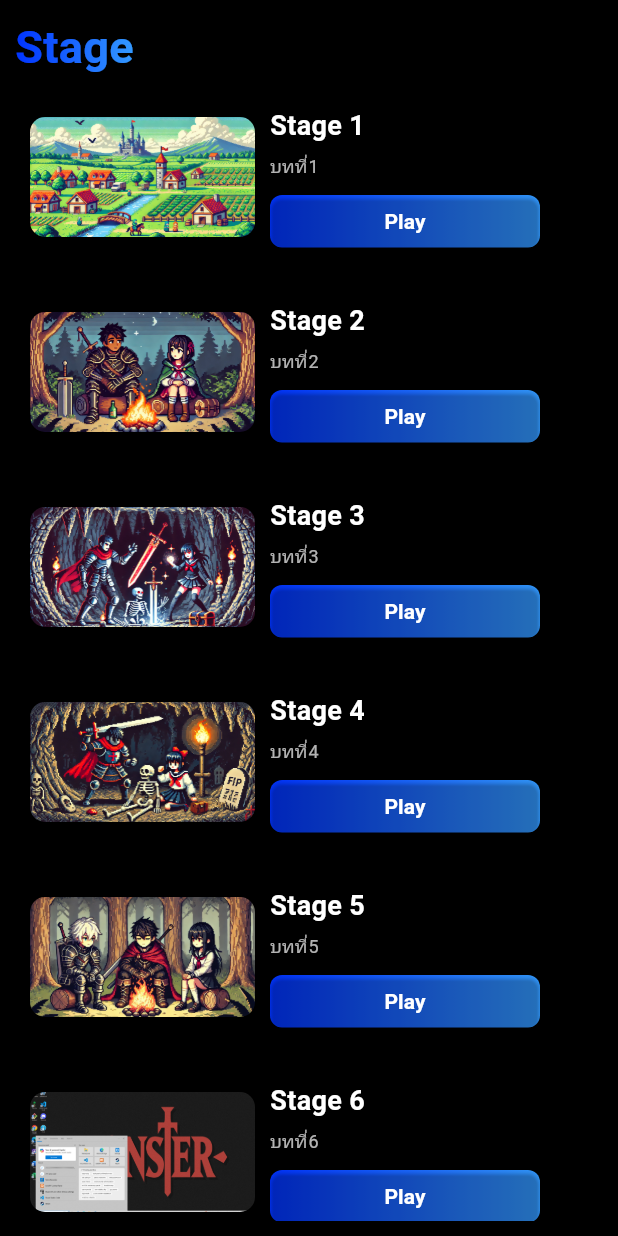
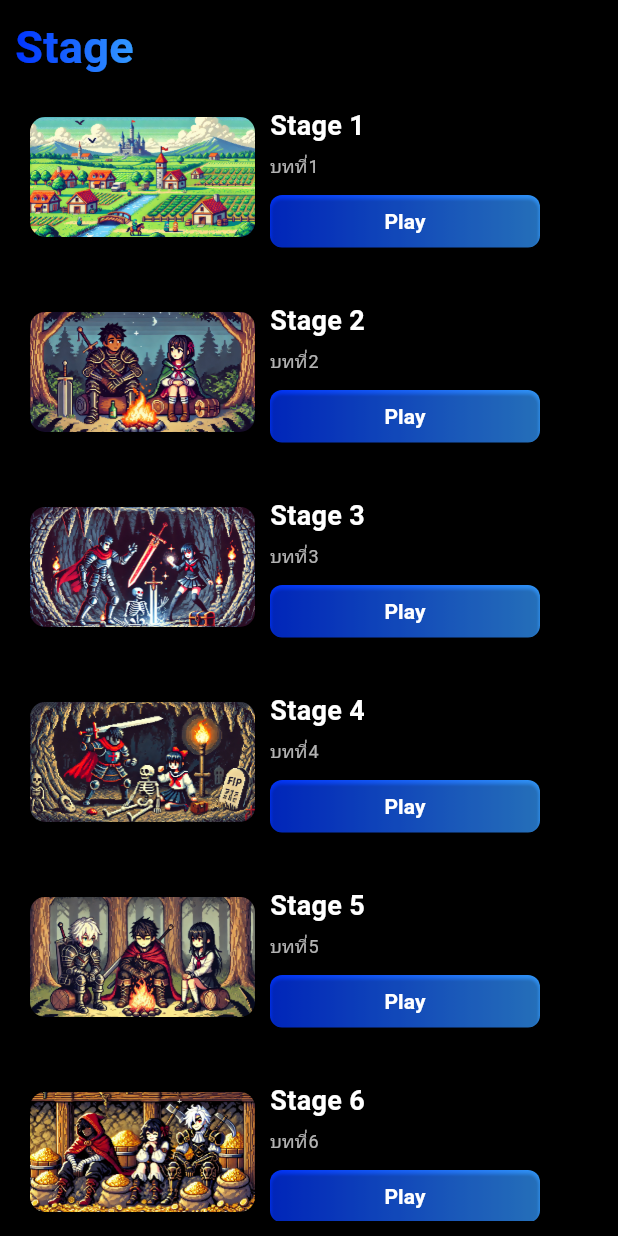
Before and after one commit to Tinz2/codecraft2.0, a Flutter app: the Stage screen opened directly, on a phone screen of 412 x 824 dp. Run offline on Flutter 3.47's test engine with Material 3 defaults, Android fonts, the phone set to English and light mode, and no system bars; our stand-ins replace cloud_firestore, firebase_auth, firebase_core, firebase_database, firebase_storage, image_picker; accounts and stored records are empty.

Commit message:
เพิ่มรูป bg6-10 แก้ไขรูปเนื้อเรื่อง 1 รูป

```diff
--- a/lib/stage.dart
+++ b/lib/stage.dart
@@ -44,31 +44,31 @@ class Stage extends StatelessWidget {
       "screen": Stage5()
     },
     {
-      "image": "assets/1.png",
+      "image": "assets/bgstage/bg6.png",
       "title": "Stage 6",
       "description": "บทที่6",
       "screen": Stage6()
     },
     {
-      "image": "assets/1.png",
+      "image": "assets/bgstage/bg7.png",
       "title": "Stage 7",
       "description": "บทที่7",
       "screen": Stage7()
     },
     {
-      "image": "assets/1.png",
+      "image": "assets/bgstage/bg8.png",
       "title": "Stage 8",
       "description": "บทที่8",
       "screen": Stage8()
     },
     {
-      "image": "assets/1.png",
+      "image": "assets/bgstage/bg9.png",
       "title": "Stage 9",
       "description": "บทที่9",
       "screen": Stage9()
     },
     {
-      "image": "assets/1.png",
+      "image": "assets/bgstage/bg10.png",
       "title": "Stage 10",
       "description": "บทที่10",
       "screen": Stage10()
--- a/lib/stage8.dart
+++ b/lib/stage8.dart
@@ -211,9 +211,9 @@ class _Stage8State extends State<Stage8> {
                           child: Text('Previous',
                               style: TextStyle(color: Colors.blue)),
                         ),
-                      Text('${_currentPage + 1}/5',
+                      Text('${_currentPage + 1}/6',
                           style: TextStyle(color: Colors.white)),
-                      if (_currentPage < 4)
+                      if (_currentPage < 5)
                         TextButton(
                           onPressed: () {
                             setState(() {
--- a/pubspec.yaml
+++ b/pubspec.yaml
@@ -133,6 +133,11 @@ flutter:
    - assets/gif/charecter+ring/w2.gif
    - assets/gif/charecter+ring/w1.gif
    - assets/gif/charecter+ring/Alucard.png
+   - assets/bgstage/bg6.png
+   - assets/bgstage/bg7.png
+   - assets/bgstage/bg8.png
+   - assets/bgstage/bg9.png
+   - assets/bgstage/bg10.png
 
   # To add assets to your application, add an assets section, like this:
   # assets:
```
Also changed, not shown: lib/archivement.dart (+9 -8 lines), assets/bgstage/bg10.png (added), assets/bgstage/bg6.png (added), assets/bgstage/bg7.png (added), assets/bgstage/bg8.png (added), assets/d9.png, lib/main.dart (line endings or trailing spaces), pubspec.lock, 1 other file.
